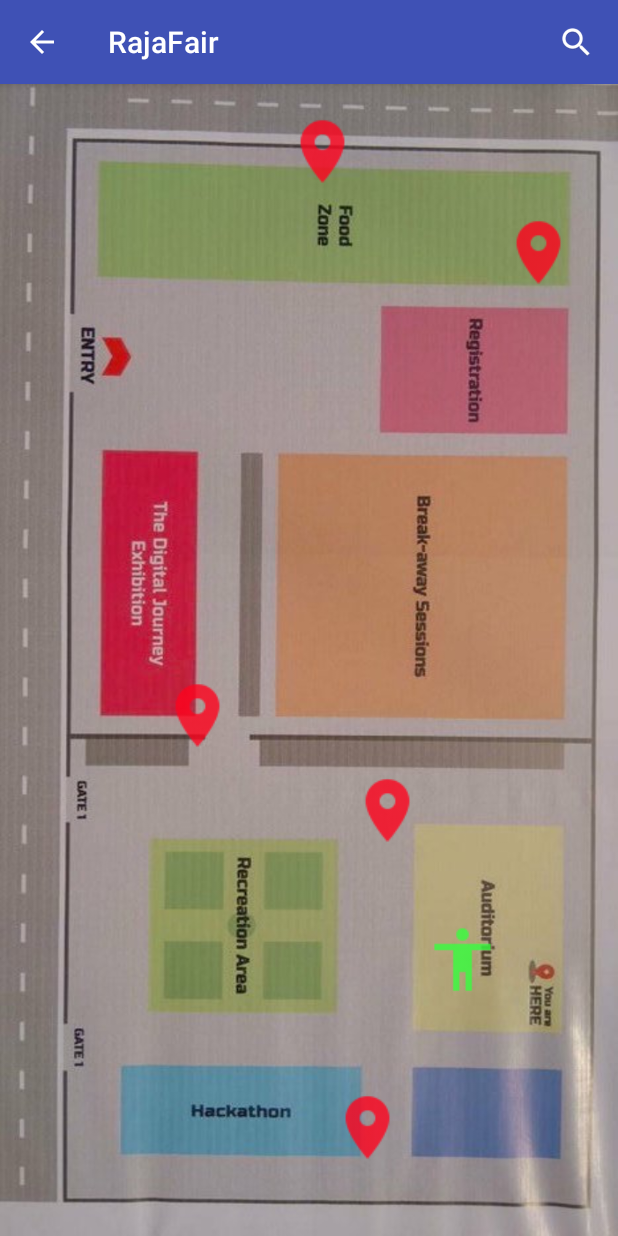
After one commit to adityakulraj/Rajasthan-hack, an Android app: the ShopNavigate screen opened directly, with no data from a screen before it, on a phone screen of 412 x 824 dp. The commit adds this screen. Run offline under Robolectric (Android 15) with nearby library versions, the phone set to English and light mode, and no system bars.

Commit message:
map changes

```diff
--- /dev/null
+++ b/app/src/main/java/aarnav100/developer/rajafair/MyArrayAdapter.java
@@ -0,0 +1,83 @@
+package aarnav100.developer.rajafair;
+
+import android.app.Activity;
+import android.content.Context;
+import android.support.annotation.NonNull;
+import android.view.LayoutInflater;
+import android.view.View;
+import android.view.ViewGroup;
+import android.widget.ArrayAdapter;
+import android.widget.Filter;
+import android.widget.TextView;
+
+import java.util.ArrayList;
+
+public class MyArrayAdapter extends ArrayAdapter<String> {
+    Context context;
+    ArrayList<String> list;
+
+    public MyArrayAdapter(Context context, int lay_id, ArrayList<String> list) {
+        super(context, lay_id);
+        this.context = context;
+        this.list = new ArrayList<>();
+        this.list.addAll(list);
+    }
+
+    public View getView(int position, View convertView, ViewGroup parent) {
+        final String info = getItem(position);
+        LayoutInflater mInflater = (LayoutInflater) context
+                .getSystemService(Context.LAYOUT_INFLATER_SERVICE);
+        View v = mInflater.inflate(R.layout.place_name, null);
+        v.setOnClickListener(new View.OnClickListener() {
+            @Override
+            public void onClick(View view) {
+                ((Activity)context).finish();
+            }
+        });
+        ((TextView)v.findViewById(R.id.name)).setText(info);
+        return v;
+    }
+
+    @NonNull
+    @Override
+    public Filter getFilter() {
+        return mFilter;
+    }
+
+    private Filter mFilter = new Filter() {
+        @Override
+        public String convertResultToString(Object resultValue) {
+            return ((String)resultValue);
+        }
+
+        @Override
+        protected FilterResults performFiltering(CharSequence constraint) {
+            FilterResults results = new FilterResults();
+
+            if (constraint != null) {
+                ArrayList<String> suggestions = new ArrayList<>();
+                for (String info : list) {
+                    if (info.toLowerCase().contains(constraint.toString().toLowerCase())) {
+                        suggestions.add(info);
+                    }
+                }
+                results.values = suggestions;
+                results.count = suggestions.size();
+            }
+            return results;
+        }
+
+        @Override
+        protected void publishResults(CharSequence constraint, FilterResults results) {
+            ArrayList<String> filteredList = (ArrayList<String>) results.values;
+            if (results != null && results.count > 0) {
+                clear();
+                for (String c : filteredList) {
+                    add(c);
+                }
+                notifyDataSetChanged();
+            }
+
+        }
+    };
+}
--- /dev/null
+++ b/app/src/main/java/aarnav100/developer/rajafair/ShopNavigate.java
@@ -0,0 +1,43 @@
+package aarnav100.developer.rajafair;
+
+import android.support.v4.view.MenuItemCompat;
+import android.support.v7.app.AppCompatActivity;
+import android.os.Bundle;
+import android.view.Menu;
+import android.view.MenuItem;
+import android.widget.ArrayAdapter;
+
+import java.util.ArrayList;
+//                new String[]{"Canteen","Registration","Entrance","Exit","Hackathon","Exhibition","Break zone"}
+
+public class ShopNavigate extends AppCompatActivity {
+    private ArrayList<String> places;
+    @Override
+    protected void onCreate(Bundle savedInstanceState) {
+        super.onCreate(savedInstanceState);
+        setContentView(R.layout.activity_shop_navigate);
+        getSupportActionBar().setDisplayHomeAsUpEnabled(true);
+        places=new ArrayList<>();
+        places.add("Canteen");
+        places.add("Registration");
+        places.add("Entrance");
+        places.add("Exit");
+        places.add("Hackathon");
+        places.add("Exhibition");
+        places.add("Break zone");
+    }
+    @Override
+    public boolean onCreateOptionsMenu(Menu menu) {
+        // Inflate the menu; this adds items to the action bar if it is present.
+        getMenuInflater().inflate(R.menu.main, menu);
+        MenuItem searchItem = menu.findItem(R.id.search);
+        android.support.v7.widget.SearchView mSearchView =
+                (android.support.v7.widget.SearchView) MenuItemCompat.getActionView(searchItem);
+        android.support.v7.widget.SearchView.SearchAutoComplete searchAutoComplete = (android.support.v7.widget.SearchView.SearchAutoComplete)
+                mSearchView.findViewById(android.support.v7.appcompat.R.id.search_src_text);
+        searchAutoComplete.setAdapter(new MyArrayAdapter(
+                this,R.layout.place_name,places
+        ));
+        return true;
+    }
+}
--- /dev/null
+++ b/app/src/main/res/layout/activity_shop_navigate.xml
@@ -0,0 +1,66 @@
+<?xml version="1.0" encoding="utf-8"?>
+<RelativeLayout
+    android:background="@drawable/map"
+    xmlns:android="http://schemas.android.com/apk/res/android"
+    xmlns:app="http://schemas.android.com/apk/res-auto"
+    xmlns:tools="http://schemas.android.com/tools"
+    android:layout_width="match_parent"
+    android:layout_height="match_parent"
+    tools:context="aarnav100.developer.rajafair.ShopNavigate">
+
+    <ImageView
+        android:id="@+id/imageView4"
+        android:layout_width="50dp"
+        android:layout_height="50dp"
+        android:layout_alignParentTop="true"
+        android:layout_marginEnd="94dp"
+        android:layout_marginTop="20dp"
+        android:layout_toStartOf="@+id/imageView"
+        android:src="@drawable/map_pointer" />
+
+    <ImageView
+        android:src="@drawable/map_pointer"
+        android:layout_width="50dp"
+        android:layout_height="50dp"
+        android:layout_marginEnd="28dp"
+        android:layout_marginTop="17dp"
+        android:id="@+id/imageView"
+        android:layout_below="@+id/imageView4"
+        android:layout_alignParentEnd="true" />
+
+    <ImageView
+        android:src="@drawable/map_pointer"
+        android:layout_width="50dp"
+        android:layout_height="50dp"
+        android:layout_marginStart="30dp"
+        android:layout_marginBottom="47dp"
+        android:id="@+id/imageView7"
+        android:layout_alignParentBottom="true"
+        android:layout_alignStart="@+id/imageView4" />
+    <ImageView
+        android:src="@drawable/ic_action_name"
+        android:layout_width="50dp"
+        android:layout_height="50dp"
+        android:id="@+id/imageView6"
+        android:layout_above="@+id/imageView7"
+        android:layout_toEndOf="@+id/imageView8"
+        android:layout_marginBottom="62dp" />
+    <ImageView
+        android:src="@drawable/map_pointer"
+        android:layout_width="50dp"
+        android:layout_height="50dp"
+        android:id="@+id/imageView3"
+        android:layout_above="@+id/imageView8"
+        android:layout_toStartOf="@+id/imageView4"
+        android:layout_marginEnd="33dp"
+        android:layout_marginBottom="13dp" />
+    <ImageView
+        android:src="@drawable/map_pointer"
+        android:layout_width="50dp"
+        android:layout_height="50dp"
+        android:layout_above="@+id/imageView6"
+        android:layout_alignStart="@+id/imageView7"
+        android:layout_marginStart="13dp"
+        android:layout_marginBottom="49dp"
+        android:id="@+id/imageView8" />
+</RelativeLayout>
--- /dev/null
+++ b/app/src/main/res/xml/searchable.xml
@@ -0,0 +1,6 @@
+<?xml version="1.0" encoding="utf-8"?>
+
+<searchable
+    xmlns:android="http://schemas.android.com/apk/res/android"
+    android:label="@string/app_name"
+    android:hint="search" />
```
Also changed, not shown: app/src/main/AndroidManifest.xml (+9 -25 lines), app/src/main/java/aarnav100/developer/rajafair/FairNavigate.java (deleted, +0 -46 lines), app/src/main/java/aarnav100/developer/rajafair/MainActivity.java (+6 -5 lines), app/src/main/res/layout/activity_fair_navigate.xml (deleted, +0 -8 lines), app/src/main/res/layout/place_name.xml (added, +11 -0 lines), app/src/main/res/drawable-hdpi/ic_action_name.png (added), app/src/main/res/drawable-hdpi/map_pointer.png (added), app/src/main/res/drawable-mdpi/ic_action_name.png (added), app/src/main/res/drawable-mdpi/map_pointer.png (added), app/src/main/res/drawable-xhdpi/ic_action_name.png (added), app/src/main/res/drawable-xhdpi/map_pointer.png (added), app/src/main/res/drawable-xxhdpi/ic_action_name.png (added), app/src/main/res/drawable-xxhdpi/map_pointer.png (added), app/src/main/res/drawable/24550177_1140300079435256_478861786_n.jpg (deleted), 1 more files.
